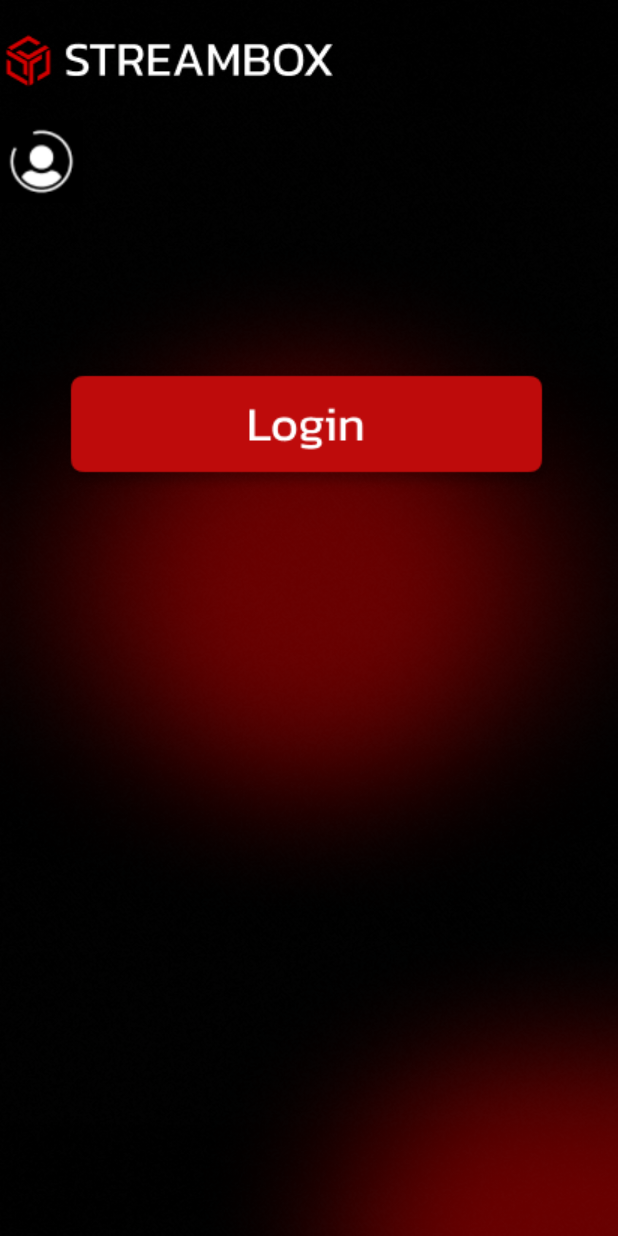
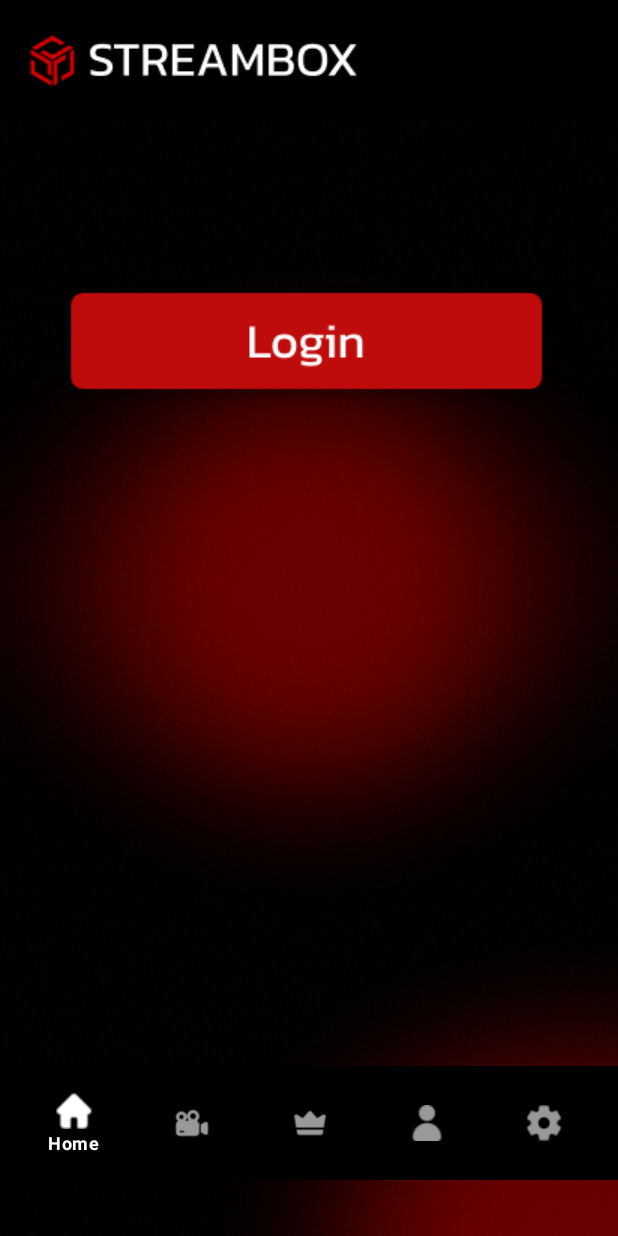
Before and after one commit to jaybhatade/Strembox, an Android app: the screen it shows after launch once a user with an empty profile is signed in (MainActivity), on a phone screen of 412 x 824 dp. Run offline under Robolectric (Android 15) with nearby library versions, the phone set to English and light mode, and no system bars; our stand-ins replace Firebase (no records; nobody signed in at launch, a user with empty details on screens opened directly).

Commit message:
Second commit

```diff
--- a/app/build.gradle.kts
+++ b/app/build.gradle.kts
@@ -34,7 +34,8 @@ android {
 }
 
 dependencies {
-
+    implementation(libs.material.vversion)
+    implementation(libs.github.autoimageslider)
     implementation(libs.appcompat)
     implementation(libs.material)
     implementation(libs.activity)
--- a/app/src/main/res/layout/activity_main.xml
+++ b/app/src/main/res/layout/activity_main.xml
@@ -10,31 +10,29 @@
     tools:context=".signup_page">
 
 
+    <androidx.constraintlayout.widget.ConstraintLayout
+        android:layout_width="match_parent"
+        android:layout_height="wrap_content"
+        android:background="#000000">
 
         <ImageView
             android:id="@+id/imageView2"
             android:layout_width="wrap_content"
             android:layout_height="80dp"
             app:layout_constraintBottom_toBottomOf="parent"
-                    app:layout_constraintEnd_toStartOf="@+id/imageView3"
-                    app:layout_constraintHorizontal_bias="0.137"
+
+            app:layout_constraintEnd_toEndOf="parent"
+            app:layout_constraintHorizontal_bias="0.084"
             app:layout_constraintStart_toStartOf="parent"
             app:layout_constraintTop_toTopOf="parent"
+            app:layout_constraintVertical_bias="0.0"
             app:srcCompat="@drawable/main_logo__1___1_" />
 
-                <ImageView
 
-                    android:id="@+id/imageView3"
-                    android:layout_width="55dp"
-                    android:layout_height="55dp"
-                    android:layout_marginEnd="4dp"
-                    app:layout_constraintBottom_toBottomOf="parent"
-                    app:layout_constraintEnd_toEndOf="parent"
-                    app:layout_constraintHorizontal_bias="0.964"
-                    app:layout_constraintStart_toStartOf="parent"
-                    app:layout_constraintTop_toTopOf="parent"
-                    app:layout_constraintVertical_bias="0.52"
-                    app:srcCompat="@drawable/b64f8fcf0e0aed9537c800eb5e9ca1ed_1" />
+    </androidx.constraintlayout.widget.ConstraintLayout>
+
+
+
 
 
             <TextView
@@ -45,22 +43,38 @@
                 android:layout_gravity="center">
 
             </TextView>
+
     <ImageButton
         android:id="@+id/Logout"
         android:layout_width="match_parent"
         android:layout_height="wrap_content"
         android:layout_gravity="center"
+        android:layout_marginVertical="80dp"
         android:layout_marginTop="0dp"
         android:backgroundTint="#00FFFFFF"
         android:contextClickable="true"
-                app:srcCompat="@drawable/button__3_"
-                android:layout_marginVertical="80dp"
-                />
+        app:srcCompat="@drawable/button__3_" />
 
 
 
+    <androidx.constraintlayout.widget.ConstraintLayout
+        android:layout_width="match_parent"
+        android:layout_height="428dp">
 
+        <com.google.android.material.bottomnavigation.BottomNavigationView
+            android:id="@+id/bottom_navigation"
+            style="@style/Widget.MaterialComponents.BottomNavigationView.Colored"
+            android:layout_width="match_parent"
+            android:layout_height="wrap_content"
+            android:layout_gravity="bottom"
 
-
+            android:background="@color/black"
+            android:padding="10dp"
+            app:layout_constraintBottom_toBottomOf="parent"
+            app:layout_constraintStart_toStartOf="parent"
+            app:layout_constraintTop_toTopOf="parent"
+            app:layout_constraintVertical_bias="0.986"
+            app:menu="@menu/bottom_navigation_menu" />
+    </androidx.constraintlayout.widget.ConstraintLayout>
 
 </LinearLayout>
--- /dev/null
+++ b/app/src/main/res/menu/bottom_navigation_menu.xml
@@ -0,0 +1,28 @@
+<?xml version="1.0" encoding="utf-8"?>
+<menu xmlns:android="http://schemas.android.com/apk/res/android">
+    <item
+        android:id="@+id/page_1"
+        android:enabled="true"
+        android:icon="@drawable/homeicon"
+        android:title="@string/home"/>
+    <item
+        android:id="@+id/page_2"
+        android:enabled="true"
+        android:icon="@drawable/moviesicon"
+        android:title="@string/movies"/>
+    <item
+        android:id="@+id/page_3"
+        android:enabled="true"
+        android:icon="@drawable/premiumicon"
+        android:title="@string/Premium"/>
+    <item
+        android:id="@+id/page_4"
+        android:enabled="true"
+        android:icon="@drawable/profileicon"
+        android:title="@string/profile"/>
+    <item
+        android:id="@+id/page_5"
+        android:enabled="true"
+        android:icon="@drawable/settingsicon"
+        android:title="@string/setting"/>
+</menu>
--- a/app/src/main/res/values/strings.xml
+++ b/app/src/main/res/values/strings.xml
@@ -1,3 +1,8 @@
 <resources>
     <string name="app_name">StreamBox</string>
+    <string name="home" >Home</string>
+    <string name="movies">Movies</string>
+    <string name="Premium">Premium</string>
+    <string name="profile">Profile</string>
+    <string name="setting">Setting</string>
 </resources>
--- a/gradle/libs.versions.toml
+++ b/gradle/libs.versions.toml
@@ -1,5 +1,6 @@
 [versions]
 agp = "8.5.0"
+githubAutoimageslider = "1.4.0"
 junit = "4.13.2"
 junitVersion = "1.1.5"
 espressoCore = "3.5.1"
@@ -10,8 +11,10 @@ constraintlayout = "2.1.4"
 legacySupportV4 = "1.0.0"
 googleGmsGoogleServices = "4.4.2"
 firebaseAuth = "23.0.0"
+materialVersion = "<version>"
 
 [libraries]
+github-autoimageslider = { module = "com.github.smarteist:autoimageslider", version.ref = "githubAutoimageslider" }
 junit = { group = "junit", name = "junit", version.ref = "junit" }
 ext-junit = { group = "androidx.test.ext", name = "junit", version.ref = "junitVersion" }
 espresso-core = { group = "androidx.test.espresso", name = "espresso-core", version.ref = "espressoCore" }
@@ -21,6 +24,7 @@ activity = { group = "androidx.activity", name = "activity", version.ref = "acti
 constraintlayout = { group = "androidx.constraintlayout", name = "constraintlayout", version.ref = "constraintlayout" }
 legacy-support-v4 = { group = "androidx.legacy", name = "legacy-support-v4", version.ref = "legacySupportV4" }
 firebase-auth = { group = "com.google.firebase", name = "firebase-auth", version.ref = "firebaseAuth" }
+material-vversion = { module = "com.google.android.material:material", version.ref = "materialVersion" }
 
 [plugins]
 android-application = { id = "com.android.application", version.ref = "agp" }
```
Also changed, not shown: app/src/main/res/drawable/homeicon.png (added), app/src/main/res/drawable/moviesicon.png (added), app/src/main/res/drawable/premiumicon.png (added), app/src/main/res/drawable/profileicon.png (added), app/src/main/res/drawable/settingsicon.png (added). Lines whose indentation alone changed are shown as unchanged.
